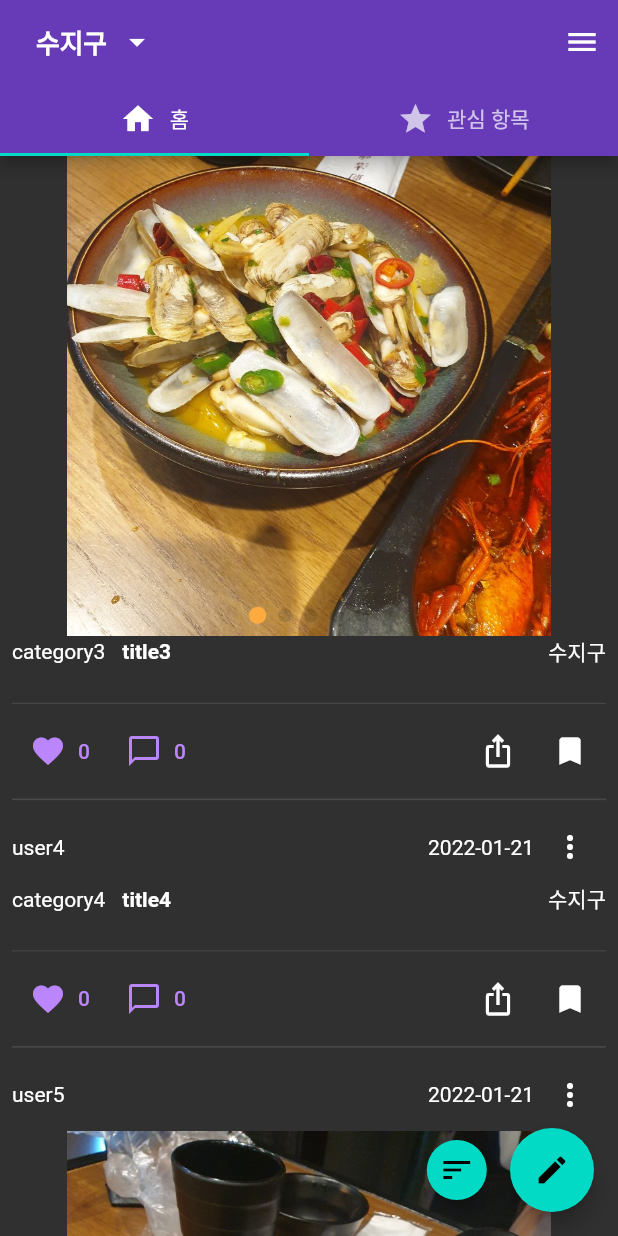
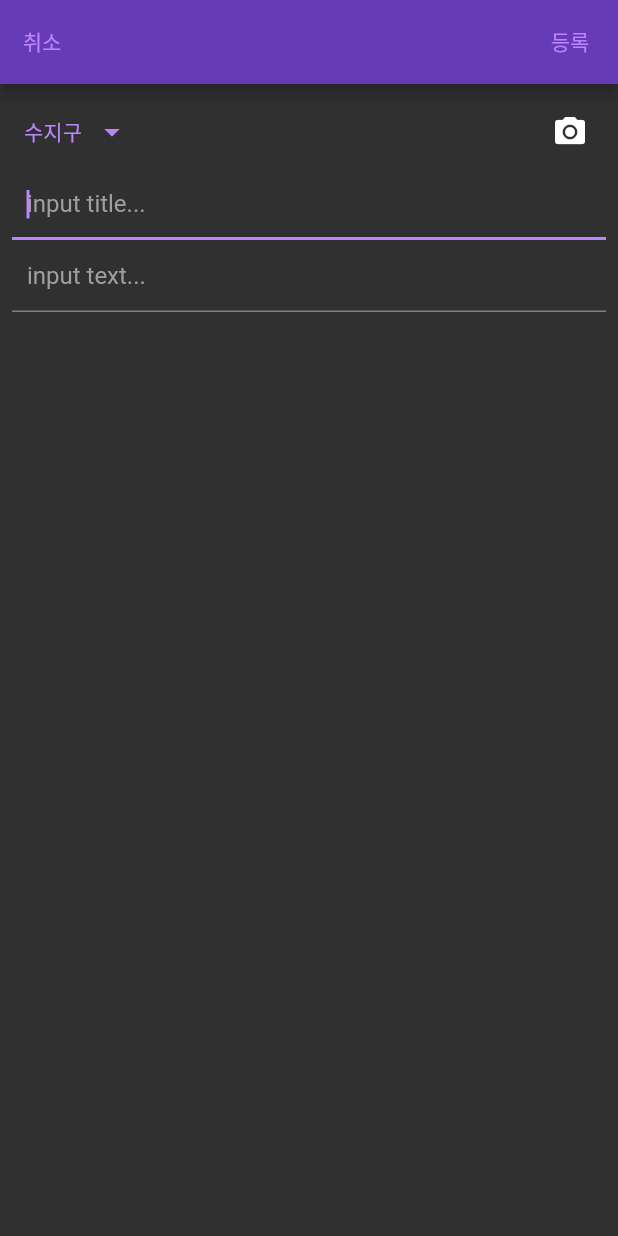
Before and after one commit to tom910903/DDadot, a Flutter app: the screen it shows after launch, scrolled down 576 dp, after a tap on the "create" icon, on a phone screen of 412 x 824 dp. Run offline on Flutter 3.47's test engine with Material 2 defaults, Android fonts, the phone set to English and light mode, and no system bars; drawn by our look-alikes of page_view_indicators; our stand-ins replace flutter_screenutil, shared_preferences.

Commit message:
Add write post screen

```diff
--- a/lib/screens/main_screen.dart
+++ b/lib/screens/main_screen.dart
@@ -1,8 +1,10 @@
+import 'package:ddadot/screens/comment_screen.dart';
 import 'package:flutter/material.dart';
 import 'package:ddadot/widgets/right_drawer.dart';
 import 'package:flutter_screenutil/flutter_screenutil.dart';
 
 import 'package:ddadot/screens/post_list_screen.dart';
+import 'package:ddadot/screens/write_post_screen.dart';
 
 class MainScreen extends StatelessWidget {
   const MainScreen({Key? key}) : super(key: key);
@@ -54,7 +56,14 @@ class MainScreen extends StatelessWidget {
               width: 10.w,
             ),
             FloatingActionButton(
-              onPressed: () {  },
+              onPressed: () {
+                Navigator.push(
+                    context,
+                    MaterialPageRoute(builder: (context){
+                      return WritePostScreen();
+                    })
+                );
+              },
               child: Icon(Icons.create),
             ),
           ],
--- /dev/null
+++ b/lib/screens/write_post_screen.dart
@@ -0,0 +1,62 @@
+import 'package:flutter/material.dart';
+
+class WritePostScreen extends StatelessWidget {
+  const WritePostScreen({Key? key}) : super(key: key);
+
+  @override
+  Widget build(BuildContext context) {
+    return Scaffold(
+      appBar: AppBar(
+        leading: TextButton(child: Text('취소'),
+          onPressed: () {
+          Navigator.pop(context);
+          },
+        ),
+        actions: [
+          TextButton(child: Text('등록'),
+            onPressed: () {  },
+          )
+        ],
+      ),
+      body: SingleChildScrollView(
+        child: Container(
+          padding: EdgeInsets.all(8),
+          child: Column(
+            children: [
+              Row(
+                children: [
+                  TextButton.icon(
+                    onPressed: (){},
+                    icon: Text('수지구',),
+                    label: Icon(Icons.arrow_drop_down,),
+                  ),
+                  Spacer(),
+                  IconButton(icon: Icon(Icons.camera_alt),
+                    onPressed: (){},
+                  )
+                ],
+              ),
+              TextFormField(
+                autofocus: true,
+                decoration: InputDecoration(
+                  hintText: 'input title...',
+                  hintStyle: TextStyle(color: Colors.grey),
+                  contentPadding: EdgeInsets.all(10),
+                ),
+              ),
+              TextFormField(
+                keyboardType: TextInputType.multiline,
+                maxLines: null,
+                decoration: InputDecoration(
+                  hintText: 'input text...',
+                  hintStyle: TextStyle(color: Colors.grey),
+                  contentPadding: EdgeInsets.all(10),
+                ),
+              ),
+            ],
+          ),
+        ),
+      ),
+    );
+  }
+}
```
